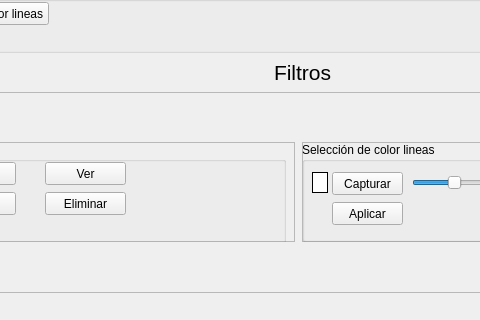
Qt form ParkingManager/QTGraphicInterfaces/MasterMainInterface.ui (esmendozac/Parking_App) before a commit; both pictures show x 126 to 606 and y 108 to 428 of the 851 by 691 pixel window.
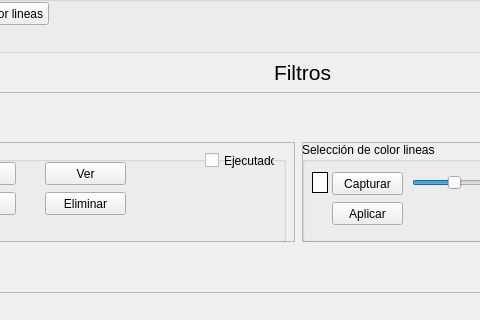
The same form after that commit.

Patch:
```diff
--- a/ParkingManager/QTGraphicInterfaces/MasterMainInterface.ui
+++ b/ParkingManager/QTGraphicInterfaces/MasterMainInterface.ui
@@ -185,6 +185,19 @@
            <string>Eliminar</string>
           </property>
          </widget>
+         <widget class="QCheckBox" name="dz_cbx_executed">
+          <property name="geometry">
+           <rect>
+            <x>310</x>
+            <y>10</y>
+            <width>70</width>
+            <height>17</height>
+           </rect>
+          </property>
+          <property name="text">
+           <string>Ejecutado</string>
+          </property>
+         </widget>
         </widget>
        </widget>
       </item>
```
